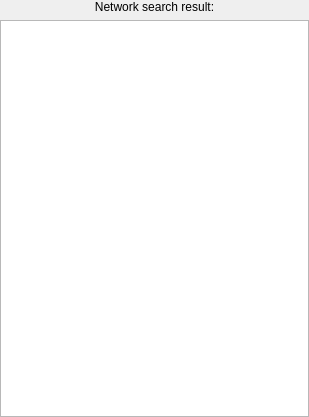
This is searchcontactresultform.ui in luozikuan/QtContactList as Qt 5 draws it before an edit. The edited form follows.
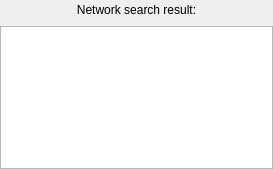
This is the edited form. The open tabs and pages were chosen to show the change.

Commit message: update recent contact model, add 'Friend Request' item, modify search form

What changed in the file:
```diff
--- a/searchcontactresultform.ui
+++ b/searchcontactresultform.ui
@@ -6,8 +6,8 @@
    <rect>
     <x>0</x>
     <y>0</y>
-    <width>309</width>
-    <height>417</height>
+    <width>273</width>
+    <height>169</height>
    </rect>
   </property>
   <property name="windowTitle">
@@ -31,6 +31,12 @@
    </property>
    <item>
     <widget class="QStackedWidget" name="stackedWidget">
+     <property name="sizePolicy">
+      <sizepolicy hsizetype="Ignored" vsizetype="Ignored">
+       <horstretch>0</horstretch>
+       <verstretch>0</verstretch>
+      </sizepolicy>
+     </property>
      <property name="styleSheet">
       <string notr="true">QStackedWidget &gt; QWidget {
 	background-color: #fafafa;
@@ -101,6 +107,12 @@
        </property>
        <item>
         <widget class="QLabel" name="label_2">
+         <property name="minimumSize">
+          <size>
+           <width>0</width>
+           <height>20</height>
+          </size>
+         </property>
          <property name="text">
           <string>Network search result:</string>
          </property>
@@ -110,7 +122,14 @@
         </widget>
        </item>
        <item>
-        <widget class="QListView" name="listView_network"/>
+        <widget class="QListView" name="listView_network">
+         <property name="sizePolicy">
+          <sizepolicy hsizetype="Expanding" vsizetype="MinimumExpanding">
+           <horstretch>0</horstretch>
+           <verstretch>0</verstretch>
+          </sizepolicy>
+         </property>
+        </widget>
        </item>
       </layout>
      </widget>
```
Left out of the diff: 2 changed lines with no effect on the pictures. The commit also changes 5 other files.
